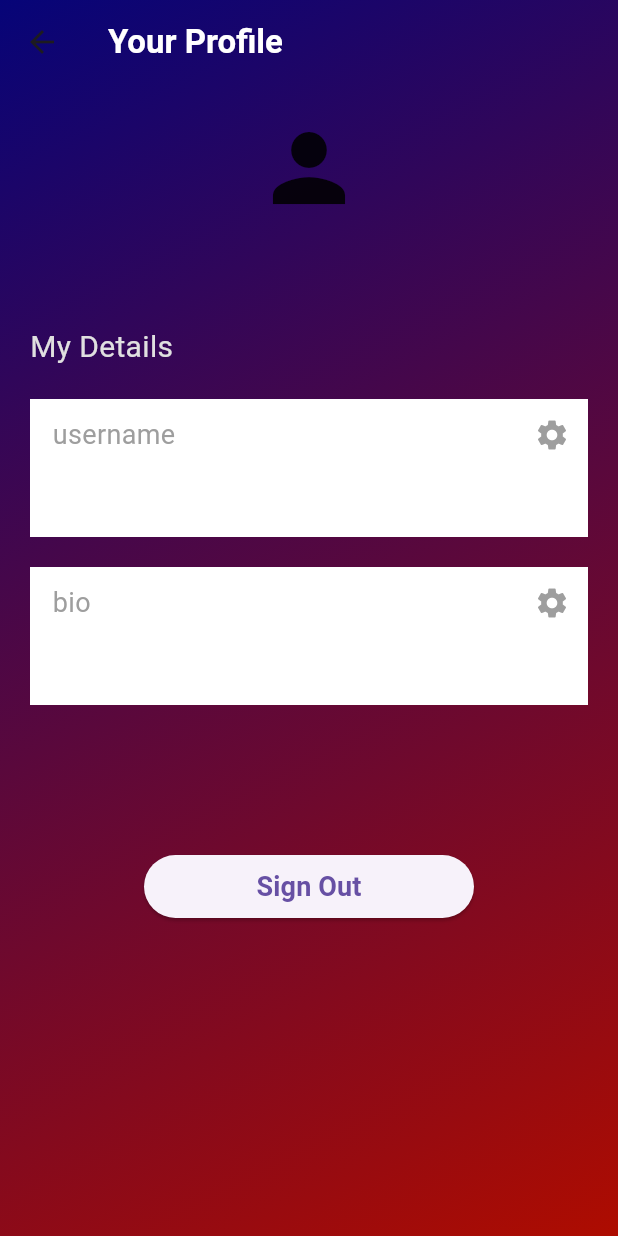
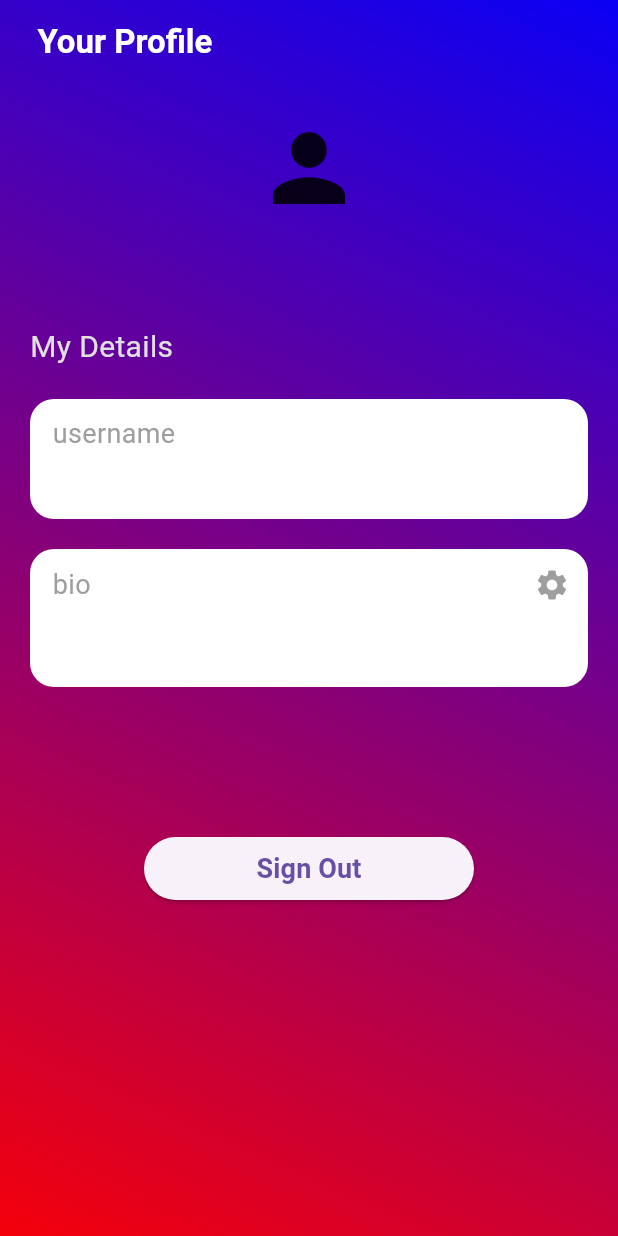
Before and after one commit to Bonzzz3/darth_runner, a Flutter app: the Profile screen opened directly, on a phone screen of 412 x 824 dp. Run offline on Flutter 3.47's test engine with Material 3 defaults, Android fonts, the phone set to English and light mode, and no system bars; our stand-ins replace cloud_firestore, firebase_auth, firebase_core, flutter_phoenix, google_nav_bar, google_sign_in and 5 more; missing offline and left inert: flutter_3d_choice_chip, pretty_gauge; accounts and stored records are empty; network calls fail.

Commit message:
updated UI and added some profile features

```diff
--- a/lib/auth/auth_service.dart
+++ b/lib/auth/auth_service.dart
@@ -39,13 +39,15 @@ class AuthService {
     return null;
   }
 
-  Future<User?> createUserWithEmailAndPassword(
+  Future<User?> createUserWithEmailAndPassword(TextEditingController username,
       TextEditingController email, String password) async {
     try {
       final cred = await _auth.createUserWithEmailAndPassword(
           email: email.text, password: password);
+      await cred.user!.updateDisplayName(username.text);
+      log(username.text);
       FirebaseFirestore.instance.collection("Users").doc(cred.user!.email).set({
-        'username': email.text.split('@')[0],
+        'username': username.text,
         'bio': 'Empty bio..',
       });
       return cred.user;
--- a/lib/auth/forgot_pass.dart
+++ b/lib/auth/forgot_pass.dart
@@ -25,7 +25,7 @@ class _ForgotPasswordState extends State<ForgotPassword> {
           height: double.infinity,
           decoration: const BoxDecoration(
             image: DecorationImage(
-                image: AssetImage("assets/img/Wallpaper.jpeg"),
+                image: AssetImage("assets/img/wallpaper.jpeg"),
                 fit: BoxFit.cover),
           ),
           child: Padding(
--- a/lib/auth/login_screen.dart
+++ b/lib/auth/login_screen.dart
@@ -35,7 +35,7 @@ class _LoginScreenState extends State<LoginScreen> {
         width: double.infinity,
         height: double.infinity,
         decoration: const BoxDecoration(
-          image: DecorationImage(image: AssetImage("assets/img/Wallpaper.jpeg"), fit: BoxFit.cover),
+          image: DecorationImage(image: AssetImage("assets/img/wallpaper.jpeg"), fit: BoxFit.cover),
         ),
         child: Padding(
           padding: const EdgeInsets.symmetric(horizontal: 25),
--- a/lib/auth/verification_screen.dart
+++ b/lib/auth/verification_screen.dart
@@ -57,7 +57,7 @@ class _VerificationScreenState extends State<VerificationScreen> {
         height: double.infinity,
         decoration: const BoxDecoration(
           image: DecorationImage(
-              image: AssetImage("assets/img/Wallpaper.jpeg"),
+              image: AssetImage("assets/img/wallpaper.jpeg"),
               fit: BoxFit.cover),
         ),
         child: Align(
--- a/lib/bmi/height_widget.dart
+++ b/lib/bmi/height_widget.dart
@@ -15,7 +15,7 @@ class _HeightWidgetState extends State<HeightWidget> {
   @override
   Widget build(BuildContext context) {
     return Padding(
-      padding: const EdgeInsets.all(8.0),
+      padding: const EdgeInsets.only(left: 20, right: 20, top: 8, bottom: 8),
       child: Card(
           elevation: 12,
           shape: const RoundedRectangleBorder(
--- a/lib/pages/profile.dart
+++ b/lib/pages/profile.dart
@@ -15,7 +15,6 @@ class Profile extends StatefulWidget {
 
 class _ProfileState extends State<Profile> {
   final currentUser = FirebaseAuth.instance.currentUser!;
-
   final usersCollection = FirebaseFirestore.instance.collection("Users");
 
   Future<void> editField(String field) async {
@@ -68,44 +67,35 @@ class _ProfileState extends State<Profile> {
   Widget build(BuildContext context) {
     final auth = AuthService();
     return Scaffold(
+        appBar: AppBar(
+          backgroundColor: Colors.transparent,
+          //elevation: 0,
+          title: const Text(
+            'Your Profile',
+            style: TextStyle(color: Colors.white, fontWeight: FontWeight.bold),
+          ),
+          //centerTitle: true,
+          automaticallyImplyLeading: false,
+          titleSpacing: 25,
+        ),
+        extendBodyBehindAppBar: true,
         body: StreamBuilder<DocumentSnapshot>(
-            stream: FirebaseFirestore.instance
-                .collection("Users")
-                .doc(currentUser.email)
-                .snapshots(),
+            stream: usersCollection.doc(currentUser.email).snapshots(),
             builder: (context, snapshot) {
               if (snapshot.hasData) {
                 final userData = snapshot.data!.data() as Map<String, dynamic>;
-                return Stack(
-                  //clipBehavior: Clip.hardEdge,
-                  children: [
-                    Container(
-                      decoration: const BoxDecoration(
-                        gradient: LinearGradient(
-                          begin: Alignment.topLeft,
-                          end: Alignment.bottomRight,
-                          // begin: Alignment(-1,-1),
-                          // end: Alignment(0.7,1),
-                          colors: [
-                            Color.fromARGB(255, 6, 4, 120),
-                            Color.fromARGB(255, 174, 12, 0)
-                          ],
-                        ),
-                      ),
-                    ),
-                    Column(
+                return Container(
+                  width: double.infinity,
+                  height: double.infinity,
+                  decoration: const BoxDecoration(
+                    image: DecorationImage(
+                        image: AssetImage("assets/img/gradient.png"),
+                        fit: BoxFit.cover),
+                  ),
+                  child: SafeArea(
+                    child: Column(
                       children: [
                         //title
-                        AppBar(
-                          backgroundColor: Colors.transparent,
-                          elevation: 0,
-                          title: const Text(
-                            'Your Profile',
-                            style: TextStyle(
-                                color: Colors.white,
-                                fontWeight: FontWeight.bold),
-                          ),
-                        ),
                         const SizedBox(height: 20),
 
                         Column(
@@ -146,11 +136,49 @@ class _ProfileState extends State<Profile> {
                               ),
                             ),
 
-                            MyTextBox(
-                              text: userData['username'],
-                              sectionName: 'username',
-                              onPressed: () => editField("username"),
-                            ),
+                            // MyTextBox(
+                            //   text: userData['username'],
+                            //   sectionName: 'username',
+                            //   onPressed: () {
+                            //     //editField("username");
+                            //     // currentUser.updateDisplayName("");
+                            //   },
+                            // ),
+                            Container(
+                                decoration: BoxDecoration(
+                                  color: Colors.white,
+                                  borderRadius: BorderRadius.circular(16),
+                                ),
+                                padding:
+                                    const EdgeInsets.only(left: 15, bottom: 15),
+                                margin: const EdgeInsets.only(
+                                    left: 20, right: 20, top: 20),
+                                child: Column(
+                                  crossAxisAlignment: CrossAxisAlignment.start,
+                                  children: [
+                                    const SizedBox(
+                                      height: 10,
+                                    ),
+                                    const Row(
+                                      mainAxisAlignment:
+                                          MainAxisAlignment.spaceBetween,
+                                      children: [
+                                        Text(
+                                          "username",
+                                          textAlign: TextAlign.left,
+                                          style: TextStyle(
+                                            fontSize: 18,
+                                            color: Colors.grey,
+                                          ),
+                                        ),
+                                      ],
+                                    ),
+                                    Text(
+                                      userData['username'],
+                                      style: const TextStyle(fontSize: 20),
+                                    ),
+                                  ],
+                                )),
 
                             MyTextBox(
                               text: userData['bio'],
@@ -172,8 +200,8 @@ class _ProfileState extends State<Profile> {
                           },
                         )
                       ],
-                    )
-                  ],
+                    ),
+                  ),
                 );
               } else if (snapshot.hasError) {
                 return Center(
--- a/lib/widgets/text_box.dart
+++ b/lib/widgets/text_box.dart
@@ -13,14 +13,12 @@ class MyTextBox extends StatelessWidget {
   @override
   Widget build(BuildContext context) {
     return Container(
-        // decoration: BoxDecoration(
-        //   color: Colors.grey,
-        //   borderRadius: BorderRadius.circular(2),
-        // ),
-        width: 400,
+        decoration: BoxDecoration(
+          color: Colors.white,
+          borderRadius: BorderRadius.circular(16),
+        ),
         padding: const EdgeInsets.only(left: 15, bottom: 15),
         margin: const EdgeInsets.only(left: 20, right: 20, top: 20),
-        color: Colors.white,
         child: Column(
           crossAxisAlignment: CrossAxisAlignment.start,
           children: [
--- a/lib/widgets/text_fill.dart
+++ b/lib/widgets/text_fill.dart
@@ -24,7 +24,7 @@ class TextFill extends StatelessWidget {
         focusedBorder: const OutlineInputBorder(
           borderSide: BorderSide(color: Colors.white),
         ),
-        fillColor: Colors.grey[300],
+        fillColor: Colors.grey[50],
         filled: true,
         hintText: hintText,
         hintStyle: TextStyle(color: Colors.grey[600]),
--- a/pubspec.yaml
+++ b/pubspec.yaml
@@ -82,11 +82,12 @@ flutter:
   # To add assets to your application, add an assets section, like this:
   assets:
     - assets/img/logo.jpeg
-    - assets/img/Wallpaper.jpeg
+    - assets/img/wallpaper.jpeg
     - lib/assets/images/darthrunner_logo.jpeg
     - assets/img/circle_logo.png
     - assets/img/man.png
     - assets/img/woman.png
+    - assets/img/gradient.png
 
 
 
```
Also changed, not shown: lib/auth/signup_screen.dart (+38 -12 lines), lib/bmi/home_screen.dart (+11 -9 lines), lib/bmi/score_screen.dart (+31 -18 lines), lib/pages/home.dart (+33 -35 lines), lib/pages/run.dart (+32 -46 lines), lib/pages/stats_display.dart (+51 -43 lines), lib/social/home_social.dart (+21 -8 lines), lib/widgets/wall_post.dart (+19 -14 lines), assets/img/gradient.png (added).
